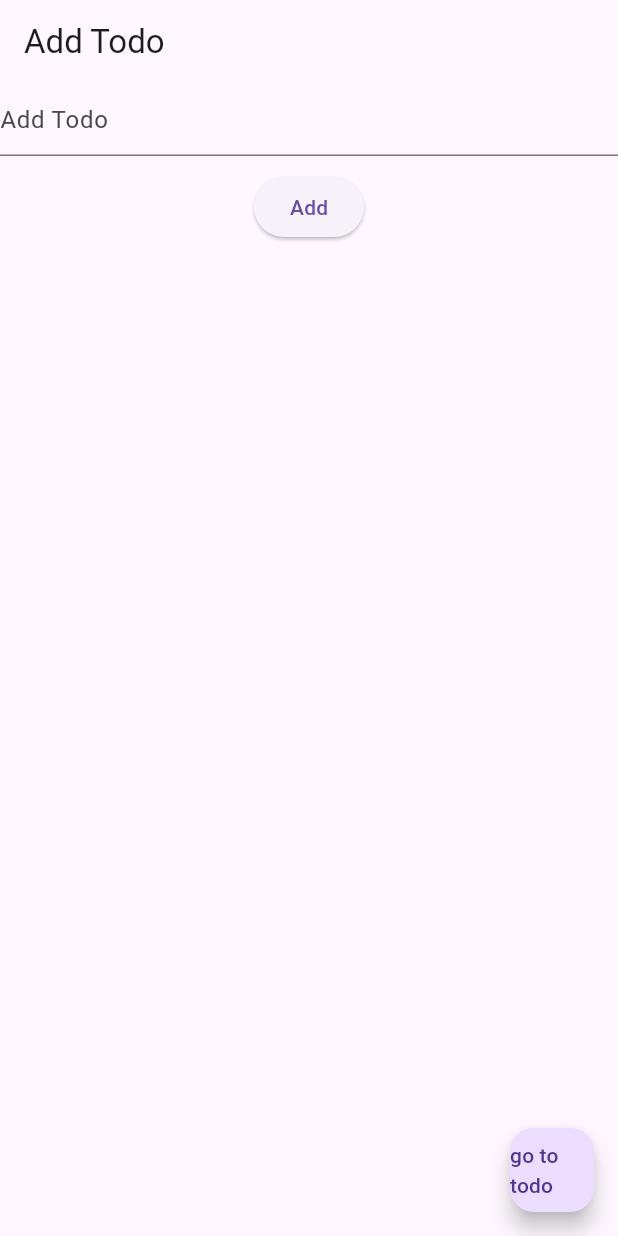
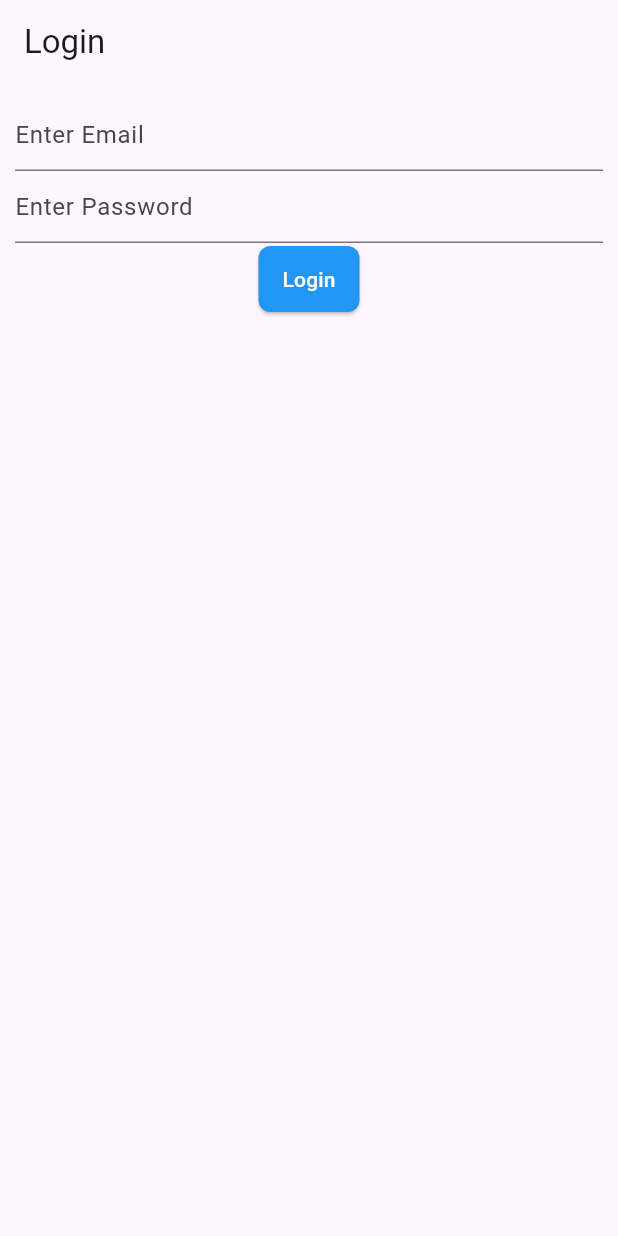
Before and after one commit to pavana-nr/mc-demoapp, a Flutter app: the screen it shows after launch, on a phone screen of 412 x 824 dp. Run offline on Flutter 3.47's test engine with Material 3 defaults, Android fonts, the light colour scheme and no system bars; our stand-ins replace flutter_bloc.

Commit message:
Login screen bloc implemented

```diff
--- /dev/null
+++ b/lib/bloc/auth_bloc.dart
@@ -0,0 +1,24 @@
+import 'package:flutter/foundation.dart';
+import 'package:flutter_bloc/flutter_bloc.dart';
+
+part 'auth_event.dart';
+part 'auth_state.dart';
+
+class AuthBloc extends Bloc<AuthEvent, AuthState> {
+  AuthBloc() : super(AuthInitial()) {
+    on<AuthLoginRequested>((event, emit) {
+      // TODO: implement event handler
+      try {
+        final email = event.email;
+        final password = event.password;
+        if (password.length < 6) {
+          return emit(
+              AuthFailure('Password must be at least 6 characters long'));
+        }
+        emit(AuthSuccess('uid'));
+      } catch (e) {
+        return emit(AuthFailure(e.toString()));
+      }
+    });
+  }
+}
--- /dev/null
+++ b/lib/bloc/auth_event.dart
@@ -0,0 +1,11 @@
+part of 'auth_bloc.dart';
+
+@immutable
+sealed class AuthEvent {}
+
+final class AuthLoginRequested extends AuthEvent {
+  final email;
+  final password;
+
+  AuthLoginRequested({this.email, this.password});
+}
--- /dev/null
+++ b/lib/bloc/auth_state.dart
@@ -0,0 +1,18 @@
+part of 'auth_bloc.dart';
+
+@immutable
+sealed class AuthState {}
+
+final class AuthInitial extends AuthState {}
+
+final class AuthSuccess extends AuthState {
+  final String uid;
+
+  AuthSuccess(this.uid);
+}
+
+final class AuthFailure extends AuthState {
+  final String error;
+
+  AuthFailure(this.error);
+}
--- /dev/null
+++ b/lib/custom_widgets/button.dart
@@ -0,0 +1,24 @@
+import 'package:flutter/material.dart';
+
+class Button extends StatelessWidget {
+  final VoidCallback onPressed;
+  final String label;
+
+  const Button({super.key, required this.onPressed, required this.label});
+
+  @override
+  Widget build(BuildContext context) {
+    return ElevatedButton(
+      onPressed: onPressed,
+      style: ElevatedButton.styleFrom(
+        foregroundColor: Colors.white,
+        backgroundColor: Colors.blue, // Text color
+        shape: RoundedRectangleBorder(
+          borderRadius: BorderRadius.circular(8.0), // Rounded corners
+        ),
+        padding: const EdgeInsets.symmetric(horizontal: 16.0, vertical: 12.0),
+      ),
+      child: Text(label),
+    );
+  }
+}
--- a/lib/main.dart
+++ b/lib/main.dart
@@ -3,9 +3,9 @@
 import 'package:mc_demoapp/bloc/counter_bloc.dart';
 import 'package:mc_demoapp/cubit/todo_cubit.dart';
 
+import 'bloc/auth_bloc.dart';
 import 'cubit/counter_cubit.dart';
-import 'views/add_todo_page.dart';
-import 'views/home_page.dart';
+import 'views/login_page.dart';
 
 void main() => runApp(const MyApp());
 
@@ -25,12 +25,13 @@
         BlocProvider(
           create: (context) => TodoCubit(),
         ),
+        BlocProvider(create: (context) => AuthBloc()),
       ],
       child: const MaterialApp(
         debugShowCheckedModeBanner: false,
         home: Scaffold(
           body: SafeArea(
-            child: AddTodoPage(),
+            child: LoginPage(),
           ),
         ),
       ),
--- /dev/null
+++ b/lib/views/login_page.dart
@@ -0,0 +1,58 @@
+import 'package:flutter/material.dart';
+import 'package:flutter_bloc/flutter_bloc.dart';
+import 'package:mc_demoapp/bloc/auth_bloc.dart';
+
+import '../custom_widgets/button.dart';
+
+class LoginPage extends StatelessWidget {
+  const LoginPage({super.key});
+
+  @override
+  Widget build(BuildContext context) {
+    TextEditingController emailController = TextEditingController();
+    TextEditingController passwordController = TextEditingController();
+    return Scaffold(
+      appBar: AppBar(
+        title: const Text('Login'),
+      ),
+      body: BlocListener<AuthBloc, AuthState>(
+        listener: (context, state) {
+          if (state is AuthFailure) {
+            ScaffoldMessenger.of(context)
+                .showSnackBar(SnackBar(content: Text(state.error)));
+          }
+        },
+        child: SingleChildScrollView(
+          child: Center(
+              child: Padding(
+            padding: const EdgeInsets.all(10.0),
+            child: Column(
+              children: [
+                TextField(
+                  controller: emailController,
+                  decoration: const InputDecoration(
+                    hintText: 'Enter Email',
+                  ),
+                ),
+                TextField(
+                  controller: passwordController,
+                  decoration: const InputDecoration(
+                    hintText: 'Enter Password',
+                  ),
+                ),
+                Button(
+                  onPressed: () {
+                    context.read<AuthBloc>().add(AuthLoginRequested(
+                        email: emailController.text.trim(),
+                        password: passwordController.text.trim()));
+                  },
+                  label: 'Login',
+                )
+              ],
+            ),
+          )),
+        ),
+      ),
+    );
+  }
+}
```
